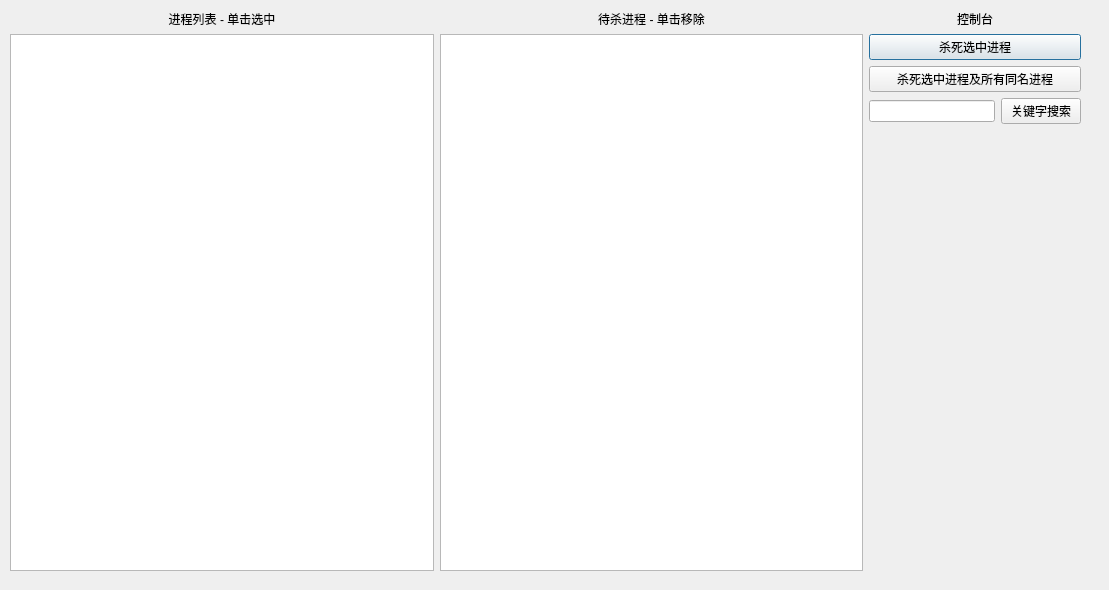
Kwansy98/processkiller, file processkiller/dialog.ui: the form before one commit.
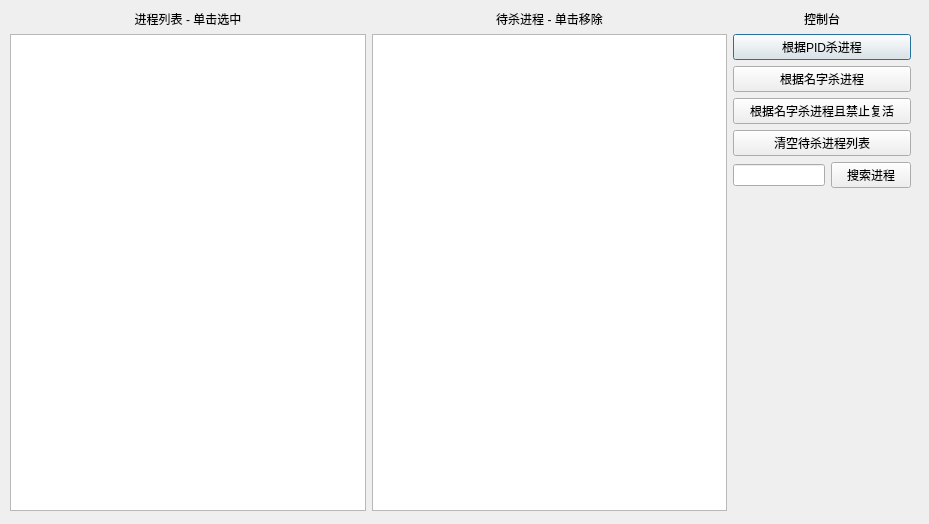
The form after the commit.

```diff
--- a/processkiller/dialog.ui
+++ b/processkiller/dialog.ui
@@ -6,8 +6,8 @@
    <rect>
     <x>0</x>
     <y>0</y>
-    <width>1109</width>
-    <height>590</height>
+    <width>929</width>
+    <height>524</height>
    </rect>
   </property>
   <property name="windowTitle">
@@ -18,8 +18,8 @@
     <rect>
      <x>10</x>
      <y>10</y>
-     <width>1071</width>
-     <height>561</height>
+     <width>901</width>
+     <height>501</height>
     </rect>
    </property>
    <layout class="QHBoxLayout" name="horizontalLayout" stretch="2,2,1">
@@ -75,14 +75,28 @@
       <item>
        <widget class="QPushButton" name="killSelectedButton">
         <property name="text">
-         <string>杀死选中进程</string>
+         <string>根据PID杀进程</string>
         </property>
        </widget>
       </item>
       <item>
        <widget class="QPushButton" name="killSameNameButton">
         <property name="text">
-         <string>杀死选中进程及所有同名进程</string>
+         <string>根据名字杀进程</string>
+        </property>
+       </widget>
+      </item>
+      <item>
+       <widget class="QPushButton" name="killNoReopenButton">
+        <property name="text">
+         <string>根据名字杀进程且禁止复活</string>
+        </property>
+       </widget>
+      </item>
+      <item>
+       <widget class="QPushButton" name="clearButton">
+        <property name="text">
+         <string>清空待杀进程列表</string>
         </property>
        </widget>
       </item>
@@ -94,7 +108,7 @@
         <item>
          <widget class="QPushButton" name="searchButton">
           <property name="text">
-           <string>关键字搜索</string>
+           <string>搜索进程</string>
           </property>
          </widget>
         </item>
```
